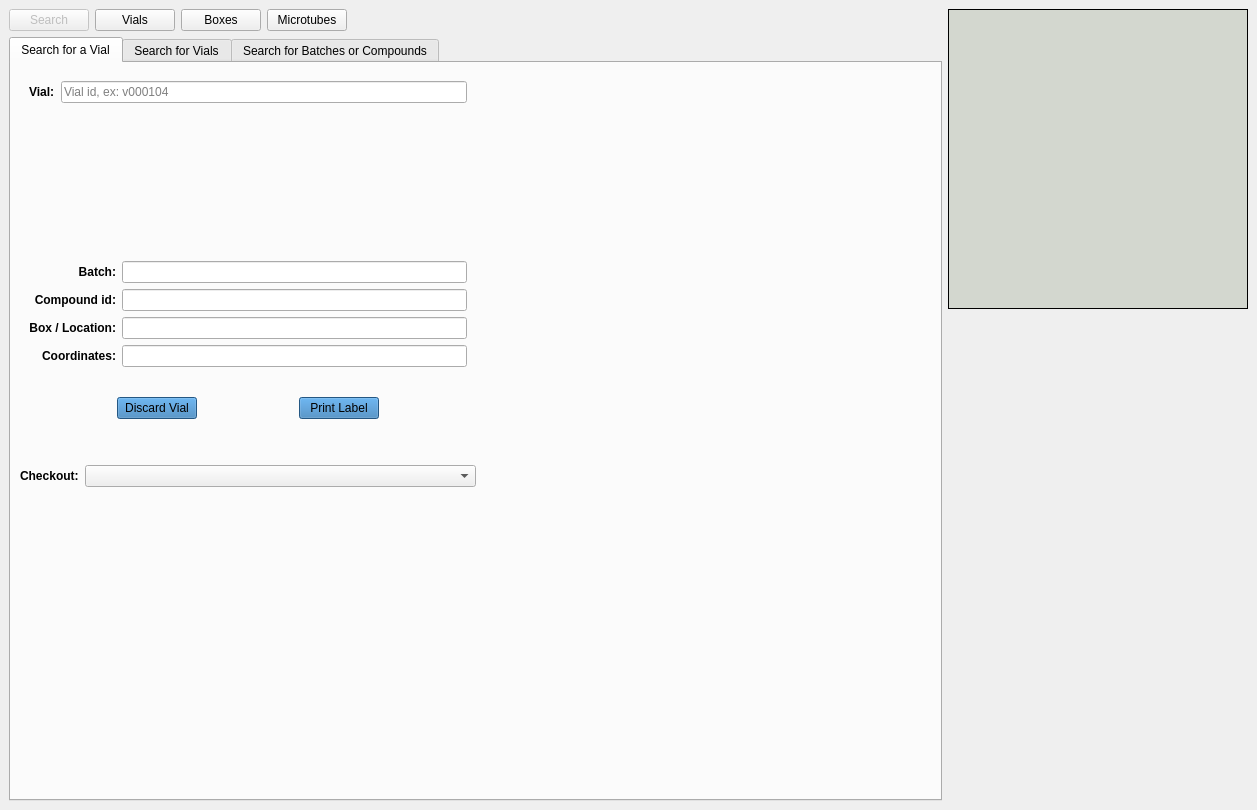
Old version of the form frontend/assets/searchwindow.ui in the repository dahlbma/cello.
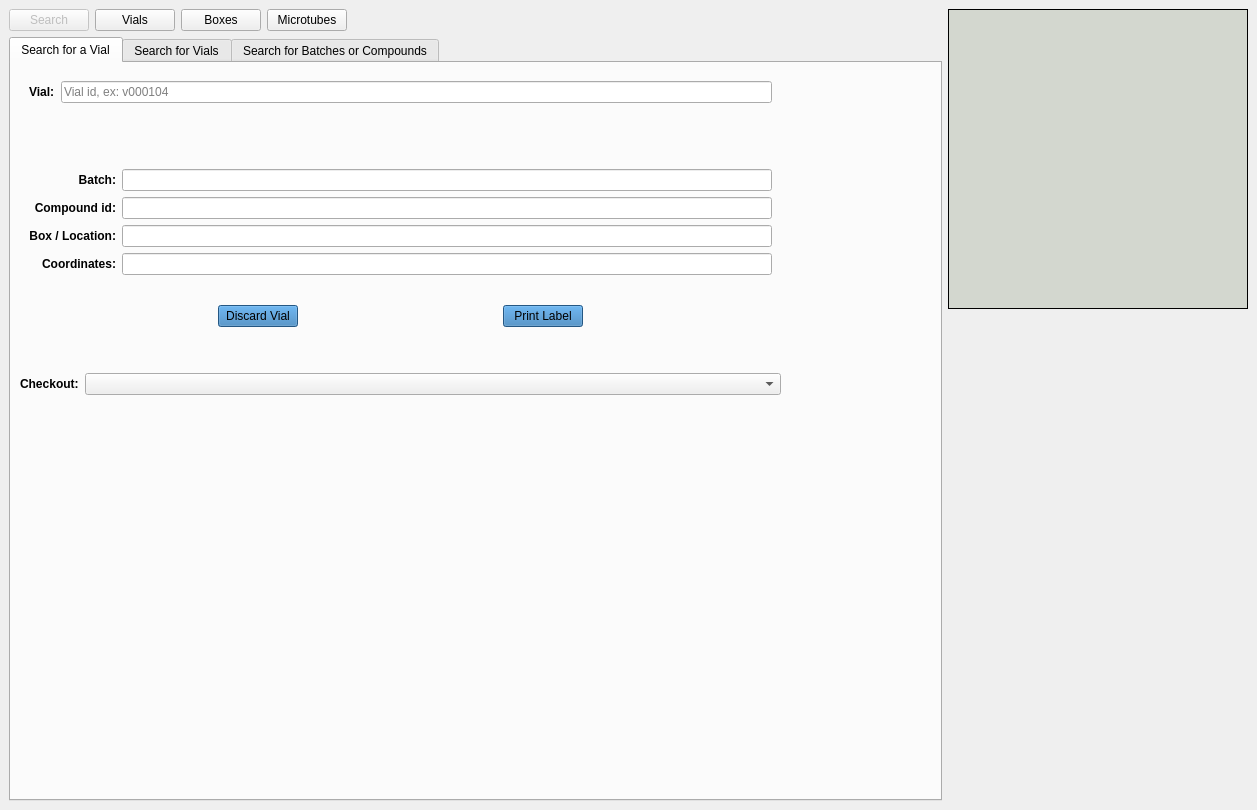
New version of the form.

Commit message: better widths for search for vial

```diff
--- a/frontend/assets/searchwindow.ui
+++ b/frontend/assets/searchwindow.ui
@@ -169,9 +169,12 @@
             <property name="orientation">
              <enum>Qt::Horizontal</enum>
             </property>
+            <property name="sizeType">
+             <enum>QSizePolicy::Maximum</enum>
+            </property>
             <property name="sizeHint" stdset="0">
              <size>
-              <width>40</width>
+              <width>150</width>
               <height>20</height>
              </size>
             </property>
@@ -185,6 +188,9 @@
                <property name="orientation">
                 <enum>Qt::Vertical</enum>
                </property>
+               <property name="sizeType">
+                <enum>QSizePolicy::Preferred</enum>
+               </property>
                <property name="sizeHint" stdset="0">
                 <size>
                  <width>20</width>
```
